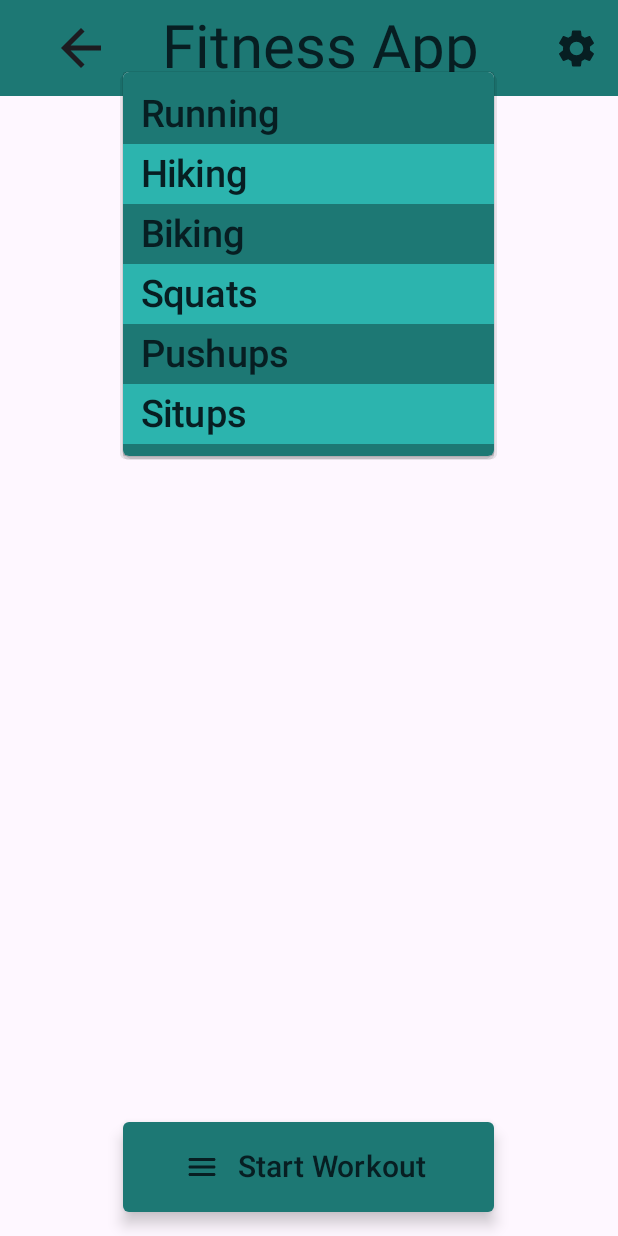
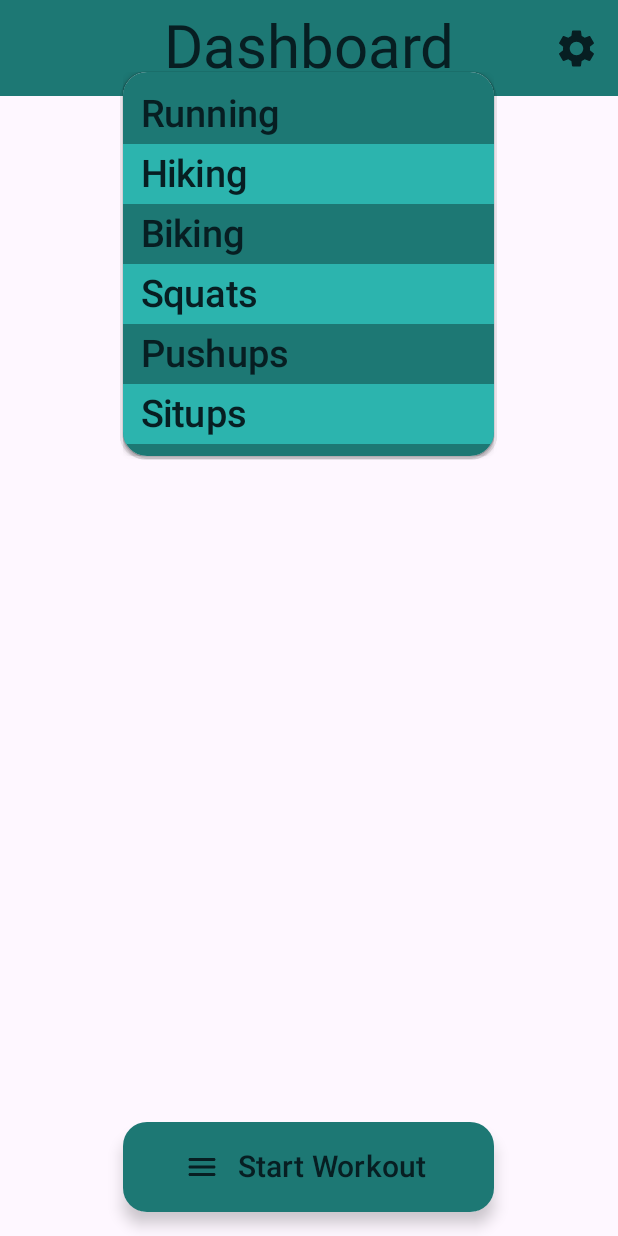
Before and after one commit to projectuniverse/FitnessApp, an Android app built with Jetpack Compose: the screen it shows after launch (MainActivity), after a tap on "Start Workout", on a phone screen of 412 x 824 dp. Run offline under Robolectric (Android 15) with nearby library versions, the phone set to English and light mode, and no system bars; our stand-ins replace Dagger/Hilt's generated code, Room's generated code; libraries missing offline, so code that uses them is left out: com.jakewharton.retrofit2.

Commit message:
fixed navitgation second time

```diff
--- a/app/src/main/java/com/codecamp/fitnessapp/ui/FitnessApp.kt
+++ b/app/src/main/java/com/codecamp/fitnessapp/ui/FitnessApp.kt
@@ -16,9 +16,9 @@ import androidx.navigation.compose.rememberNavController
 import com.codecamp.fitnessapp.R
 import com.codecamp.fitnessapp.model.InsideWorkout
 import com.codecamp.fitnessapp.model.OutsideWorkout
-import com.codecamp.fitnessapp.ui.screens.dashboard.DashboardScreen
 import com.codecamp.fitnessapp.ui.screens.StartButton
 import com.codecamp.fitnessapp.ui.screens.TopBar
+import com.codecamp.fitnessapp.ui.screens.dashboard.DashboardScreen
 import com.codecamp.fitnessapp.ui.screens.inside.InsideScreen
 import com.codecamp.fitnessapp.ui.screens.result.ResultScreen
 import com.codecamp.fitnessapp.ui.screens.settings.SettingScreen
@@ -38,7 +38,6 @@ fun FitnessApp(
     navController: NavHostController = rememberNavController(),
 ) {
     val appName = stringResource(R.string.Dashboard)
-    var isVisible by remember { mutableStateOf(true) }
     var title by remember { mutableStateOf(appName) }
     val firstInit = false
     var insideWorkout: InsideWorkout = InsideWorkout(0, "",0,0,0,0)
@@ -55,21 +54,15 @@ fun FitnessApp(
         topBar = {
             TopBar(
                 title,
-                navController.currentDestination?.route == AppScreen.Dashboard.name,
-                isVisible,
             showSettings = {
                 navController.navigate(AppScreen.Settings.name)
-                isVisible = false
                 title = AppScreen.Settings.name
             },
                 navigateBack = {
-                    if (navController.currentDestination?.route == AppScreen.Result.name) {
+                    if (title == AppScreen.Result.name) {
                         navController.navigate(AppScreen.Dashboard.name)
                     } else {
                         navController.popBackStack()
-                    }
-                    if (navController.currentDestination?.route == AppScreen.Dashboard.name) {
-                        isVisible = true
                     }
                     title = navController.currentDestination?.route.toString()
                 }
@@ -77,14 +70,12 @@ fun FitnessApp(
         },
         floatingActionButton = {
                 StartButton(
-                isVisible,
+                    title,
                     startNewInside = { newInside ->
-                    isVisible = false
                         insideWorkout = newInside
                         navController.navigate(AppScreen.Inside.name)
                         title = AppScreen.Inside.name},
                     startNewOutside = { newOutside ->
-                    isVisible = false
                         outsideWorkout = newOutside
                         navController.navigate(AppScreen.Outside.name)
                         title = AppScreen.Outside.name
@@ -113,9 +104,6 @@ fun FitnessApp(
             composable(route = AppScreen.Settings.name) {
                 SettingScreen(navigateBack = {
                     navController.popBackStack()
-                    if(navController.currentDestination?.route == AppScreen.Dashboard.name) {
-                        isVisible = true
-                    }
                 })
             }
 
@@ -125,7 +113,7 @@ fun FitnessApp(
                     stopWorkout = { newInside ->
                     insideWorkout = newInside
                     navController.navigate(AppScreen.Result.name)
-                        title = AppScreen.Result.name}
+                    title = AppScreen.Result.name }
                 )
             }
 
--- a/app/src/main/java/com/codecamp/fitnessapp/ui/screens/StartButton.kt
+++ b/app/src/main/java/com/codecamp/fitnessapp/ui/screens/StartButton.kt
@@ -17,7 +17,7 @@ import com.codecamp.fitnessapp.model.OutsideWorkout
 
 @Composable
 fun StartButton(
-    isVisible: Boolean,
+    title: String,
     startNewInside: (insideWorkout: InsideWorkout) -> Unit,
     startNewOutside: (outsideWorkout: OutsideWorkout) -> Unit,
 ) {
@@ -31,7 +31,7 @@ fun StartButton(
         verticalArrangement = Arrangement.Bottom,
         horizontalAlignment = Alignment.CenterHorizontally
     ) {
-        if(isVisible) {
+        if(title == "Dashboard") {
             ExtendedFloatingActionButton(
                 modifier = Modifier
                     .fillMaxWidth()
@@ -53,7 +53,6 @@ fun StartButton(
 
             DropUpMenu(expanded, startNewInside, startNewOutside) { expanded = false }
         }
-
     }
 }
 
--- a/app/src/main/java/com/codecamp/fitnessapp/ui/screens/TopBar.kt
+++ b/app/src/main/java/com/codecamp/fitnessapp/ui/screens/TopBar.kt
@@ -5,11 +5,9 @@ import androidx.compose.foundation.layout.width
 import androidx.compose.material.icons.Icons
 import androidx.compose.material.icons.filled.ArrowBack
 import androidx.compose.material.icons.filled.Settings
-import com.codecamp.fitnessapp.R
 import androidx.compose.material3.*
 import androidx.compose.runtime.Composable
 import androidx.compose.ui.Modifier
-import androidx.compose.ui.res.stringResource
 import androidx.compose.ui.unit.dp
 import androidx.compose.ui.unit.sp
 
@@ -17,8 +15,6 @@ import androidx.compose.ui.unit.sp
 @Composable
 fun TopBar(
     title: String,
-    isOnDashboard: Boolean,
-    isVisible: Boolean,
     showSettings: () -> Unit,
     navigateBack: () -> Unit
 ) {
@@ -31,7 +27,7 @@ fun TopBar(
             )
         },
         navigationIcon = {
-            if (!isOnDashboard) {
+            if (title != "Dashboard") {
                 IconButton(
                     modifier = Modifier.width(100.dp),
                     onClick = { navigateBack() }
@@ -45,7 +41,7 @@ fun TopBar(
             }
         },
         actions = {
-            if (isVisible) {
+            if (title == "Dashboard") {
                 IconButton(onClick = showSettings) {
                     Icon(
                         Icons.Default.Settings,
--- a/app/src/main/java/com/codecamp/fitnessapp/ui/theme/Shape.kt
+++ b/app/src/main/java/com/codecamp/fitnessapp/ui/theme/Shape.kt
@@ -5,8 +5,8 @@ import androidx.compose.material3.Shapes
 import androidx.compose.ui.unit.dp
 
 val Shapes = Shapes(
-    extraSmall = RoundedCornerShape(4.dp),
+    extraSmall = RoundedCornerShape(16.dp),
     small = RoundedCornerShape(4.dp),
-    medium = RoundedCornerShape(4.dp),
+    medium = RoundedCornerShape(16.dp),
     large = RoundedCornerShape(0.dp)
 )
--- a/app/src/main/res/values/strings.xml
+++ b/app/src/main/res/values/strings.xml
@@ -50,7 +50,7 @@
 
     <string name="timer">"00:00:00.0"</string>
 
-    <string name="Dashboard">Fitness App</string>
+    <string name="Dashboard">Dashboard</string>
     <string name="Settings">Settings</string>
     <string name="Select">Select</string>
     <string name="Inside">Inside</string>
```
Lines whose indentation alone changed are shown as unchanged.
